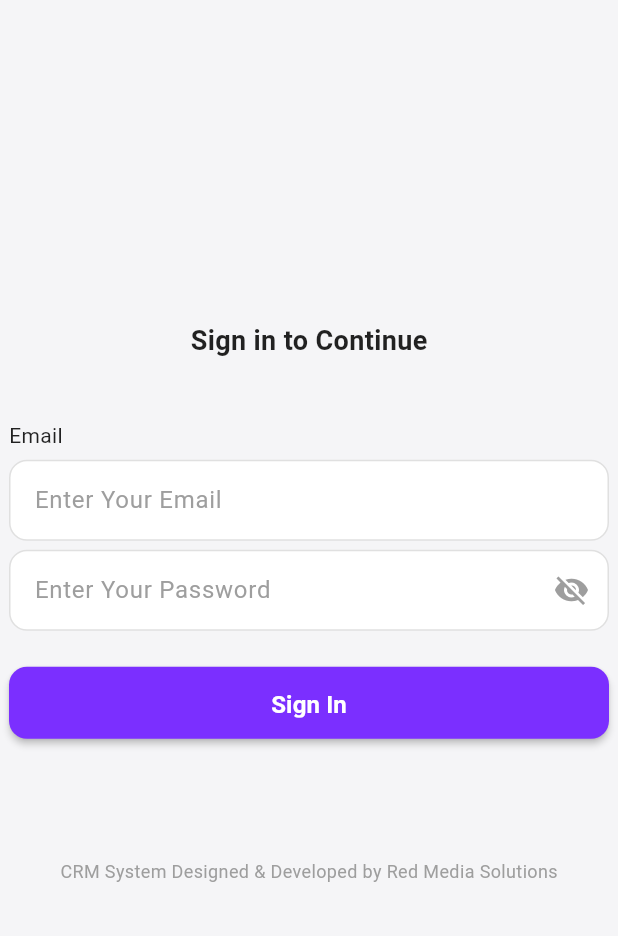
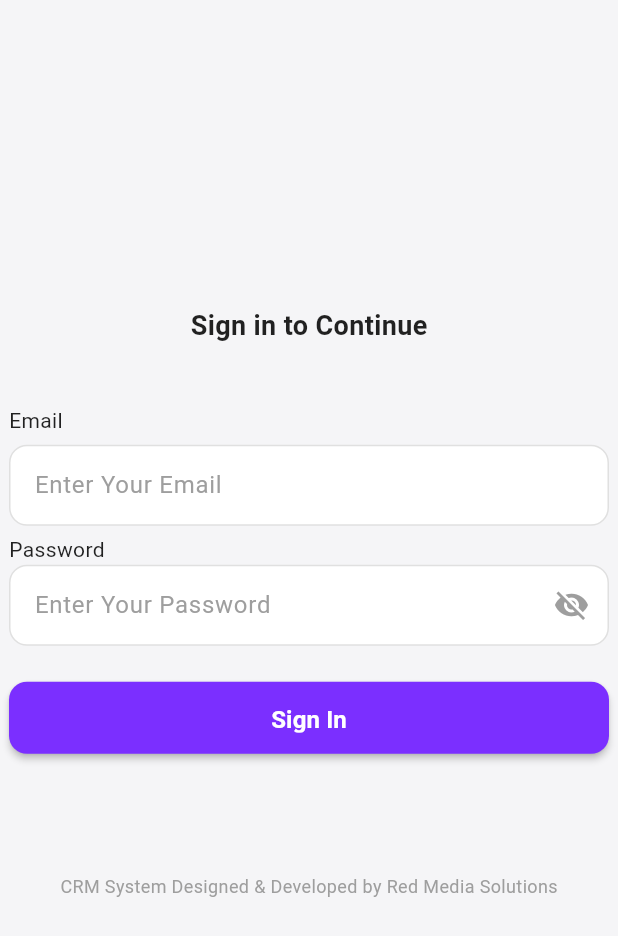
Before and after one commit to sujay-png/billing_software, a Flutter app: the screen it shows after launch, on a phone screen of 412 x 824 dp. Shown: the top 936 px of the screen. Run offline on Flutter 3.47's test engine with Material 3 defaults, Android fonts, the phone set to English and light mode, and no system bars; our stand-ins replace flutter_riverpod, go_router, pdf, printing, supabase_flutter; accounts and stored records are empty.

Commit message:
delete issue fixed

```diff
--- a/lib/auth/login.dart
+++ b/lib/auth/login.dart
@@ -68,6 +68,14 @@ class _LoginPageState extends State<LoginPage> {
               ),
 
               const SizedBox(height: 6),
+                 Container(
+                width: 400,
+                alignment: Alignment.centerLeft,
+                child: const Text(
+                  "Password",
+                  style: TextStyle(color: Colors.black87, fontSize: 14),
+                ),
+              ),
 
               Container(
                 width: 400,
--- a/lib/main.dart
+++ b/lib/main.dart
@@ -1,5 +1,4 @@
 import 'dart:async';
-
 import 'package:billing_software/auth/login.dart';
 import 'package:billing_software/screens/estimates/add_estimate.dart';
 import 'package:billing_software/screens/estimates/estimate_preview.dart';
```
Also changed, not shown: lib/screens/estimates/estimate_preview.dart (+6 -1 lines).
